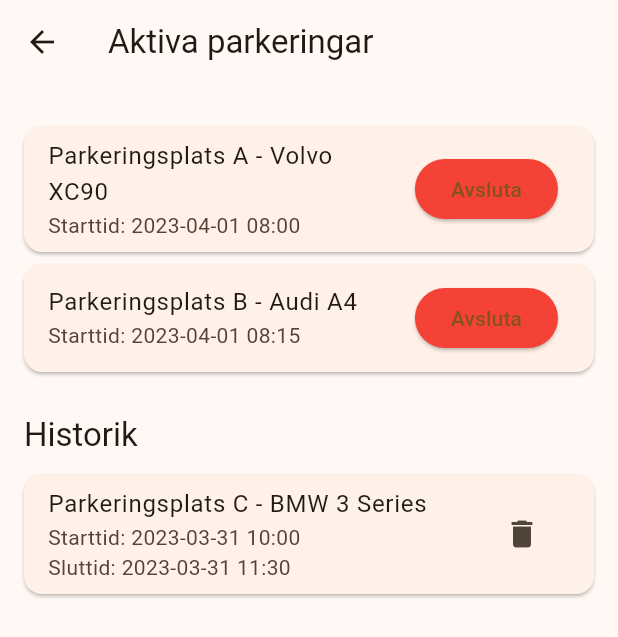
After one commit to A-LIWE/Assignment_3, a Flutter app: the ManageParkingsView screen opened directly, on a phone screen of 412 x 824 dp. The commit adds this screen. Shown: the top 637 px of the screen. Run offline on Flutter 3.47's test engine with Material 3 defaults, Android fonts, the phone set to English and light mode, and no system bars; our stand-ins replace supabase_flutter; accounts and stored records are empty.

Commit message:
add all views, add login function and create person

```diff
--- /dev/null
+++ b/devtools_options.yaml
@@ -0,0 +1,3 @@
+description: This file stores settings for Dart & Flutter DevTools.
+documentation: https://docs.flutter.dev/tools/devtools/extensions#configure-extension-enablement-states
+extensions:
--- /dev/null
+++ b/lib/views/manage_parkings_view.dart
@@ -0,0 +1,142 @@
+import 'package:flutter/material.dart';
+
+class ManageParkingsView extends StatefulWidget {
+  const ManageParkingsView({super.key});
+
+  @override
+  State<ManageParkingsView> createState() => _ManageParkingsViewState();
+}
+
+class _ManageParkingsViewState extends State<ManageParkingsView> {
+  // Dummy-data för aktiva parkeringar. Varje parkering representeras som en Map med unikt id, parkeringsplats, fordon och starttid.
+  List<Map<String, String>> activeParkings = [
+    {
+      'id': '1',
+      'parkingSpace': 'Parkeringsplats A',
+      'vehicle': 'Volvo XC90',
+      'startTime': '2023-04-01 08:00'
+    },
+    {
+      'id': '2',
+      'parkingSpace': 'Parkeringsplats B',
+      'vehicle': 'Audi A4',
+      'startTime': '2023-04-01 08:15'
+    },
+  ];
+
+  // Dummy-data för historik (avslutade parkeringar)
+  List<Map<String, String>> historicalParkings = [
+    {
+      'id': '3',
+      'parkingSpace': 'Parkeringsplats C',
+      'vehicle': 'BMW 3 Series',
+      'startTime': '2023-03-31 10:00',
+      'endTime': '2023-03-31 11:30'
+    },
+  ];
+
+  // Metod för att avsluta en aktiv parkering
+  void _endParking(String id) {
+    setState(() {
+      // Hitta parkeringen i aktiva listan och ta bort den
+      final index = activeParkings.indexWhere((element) => element['id'] == id);
+      if (index != -1) {
+        final endedParking = activeParkings.removeAt(index);
+        // Lägg till sluttid, här används DateTime.now() för demoändamål
+        endedParking['endTime'] = DateTime.now().toString().substring(0, 16);
+        historicalParkings.add(endedParking);
+      }
+    });
+  }
+
+  // Metod för att radera en historisk parkering
+  void _deleteHistoricalParking(String id) {
+    setState(() {
+      historicalParkings.removeWhere((element) => element['id'] == id);
+    });
+  }
+
+  @override
+  Widget build(BuildContext context) {
+    final ThemeData theme = Theme.of(context);
+    return Scaffold(
+      appBar: AppBar(
+        title: const Text('Aktiva parkeringar'),
+      ),
+      body: SingleChildScrollView(
+        padding: const EdgeInsets.all(16.0),
+        child: Column(
+          crossAxisAlignment: CrossAxisAlignment.start,
+          children: [
+            // Rubrik för aktiva parkeringar
+            //Text(
+             // 'Aktiva parkeringar',
+             // style: theme.textTheme.titleLarge,
+            //),
+            const SizedBox(height: 8.0),
+            activeParkings.isEmpty
+                ? const Text('Inga aktiva parkeringar.')
+                : ListView.builder(
+                    shrinkWrap: true,
+                    physics: const NeverScrollableScrollPhysics(),
+                    itemCount: activeParkings.length,
+                    itemBuilder: (context, index) {
+                      final parking = activeParkings[index];
+                      return Card(
+                        margin: const EdgeInsets.symmetric(vertical: 4.0),
+                        child: ListTile(
+                          title: Text(
+                              '${parking['parkingSpace']} - ${parking['vehicle']}'),
+                          subtitle:
+                              Text('Starttid: ${parking['startTime']}'),
+                          trailing: ElevatedButton(
+                            style: ElevatedButton.styleFrom(
+                              backgroundColor: Colors.red,
+                            ),
+                            onPressed: () {
+                              _endParking(parking['id']!);
+                            },
+                            child: const Text('Avsluta'),
+                          ),
+                        ),
+                      );
+                    },
+                  ),
+            const SizedBox(height: 24.0),
+            // Rubrik för historik
+            Text(
+              'Historik',
+              style: theme.textTheme.titleLarge,
+            ),
+            const SizedBox(height: 8.0),
+            historicalParkings.isEmpty
+                ? const Text('Ingen historik tillgänglig.')
+                : ListView.builder(
+                    shrinkWrap: true,
+                    physics: const NeverScrollableScrollPhysics(),
+                    itemCount: historicalParkings.length,
+                    itemBuilder: (context, index) {
+                      final parking = historicalParkings[index];
+                      return Card(
+                        margin: const EdgeInsets.symmetric(vertical: 4.0),
+                        child: ListTile(
+                          title: Text(
+                              '${parking['parkingSpace']} - ${parking['vehicle']}'),
+                          subtitle: Text(
+                              'Starttid: ${parking['startTime']}\nSluttid: ${parking['endTime']}'),
+                          trailing: IconButton(
+                            icon: const Icon(Icons.delete),
+                            onPressed: () {
+                              _deleteHistoricalParking(parking['id']!);
+                            },
+                          ),
+                        ),
+                      );
+                    },
+                  ),
+          ],
+        ),
+      ),
+    );
+  }
+}
--- a/pubspec.yaml
+++ b/pubspec.yaml
@@ -30,6 +30,8 @@ environment:
 dependencies:
   flutter:
     sdk: flutter
+  intl: ^0.20.2
+  supabase_flutter: ^2.0.0
 
   # The following adds the Cupertino Icons font to your application.
   # Use with the CupertinoIcons class for iOS style icons.
@@ -38,6 +40,7 @@ dependencies:
 dev_dependencies:
   flutter_test:
     sdk: flutter
+
 
   # The "flutter_lints" package below contains a set of recommended lints to
   # encourage good coding practices. The lint set provided by the package is
```
Also changed, not shown: lib/main.dart (+7 -1 lines), lib/views/home_view.dart (+11 -29 lines), lib/views/login_view.dart (+93 -2 lines), lib/views/registration_view.dart (+56 -16 lines), lib/views/start_parking_view.dart (added, +146 -0 lines), lib/views/vehicles_view.dart (added, +80 -0 lines), pubspec.lock, 12 other files.
